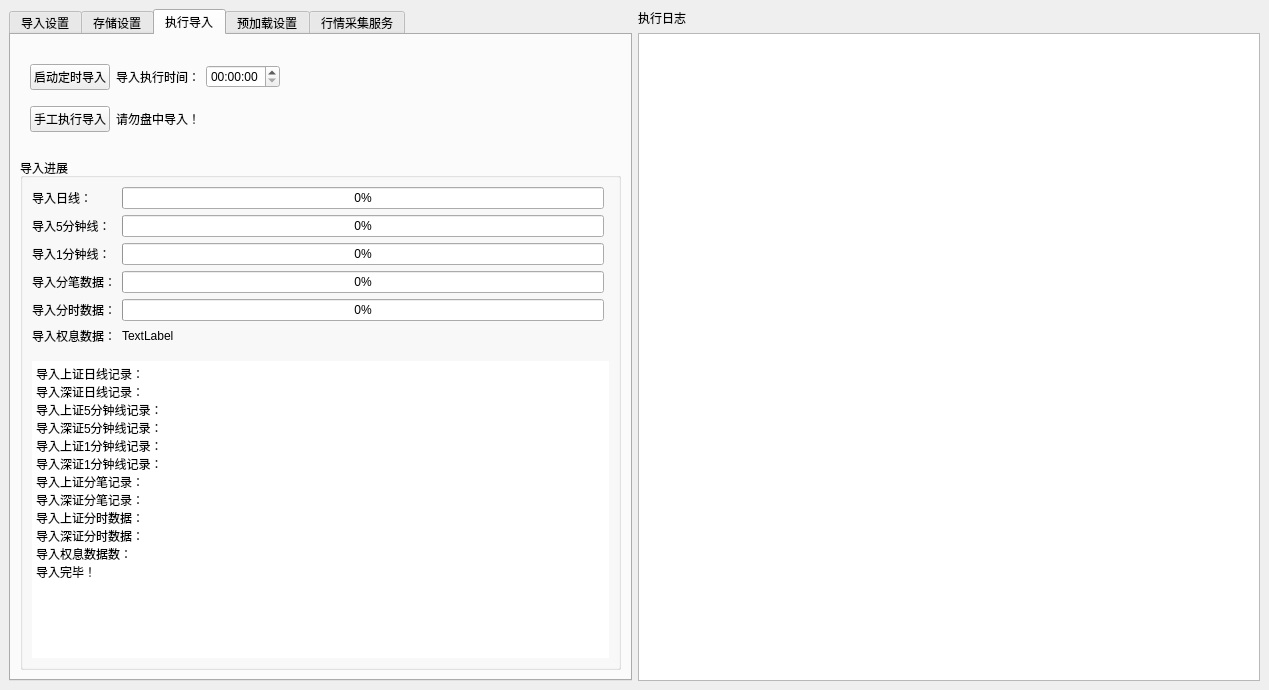
fasiondog/hikyuu, file hikyuu/gui/data/MainWindow.ui: the form before one commit.
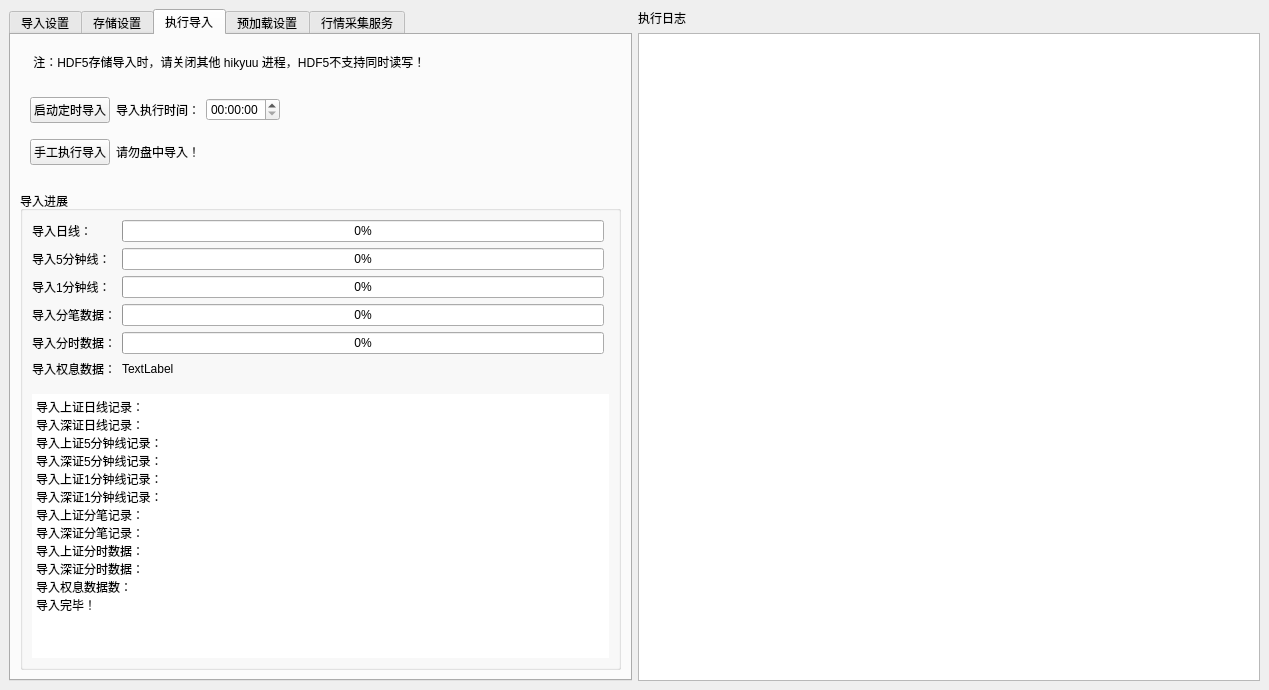
The form after the commit. The open tabs and pages were chosen to show the change.

Commit message: HikyuuTDX 增加提示信息

```diff
--- a/hikyuu/gui/data/MainWindow.ui
+++ b/hikyuu/gui/data/MainWindow.ui
@@ -739,6 +739,29 @@
         <string>执行导入</string>
        </attribute>
        <layout class="QVBoxLayout" name="verticalLayout_7">
+        <item>
+         <spacer name="verticalSpacer_20">
+          <property name="orientation">
+           <enum>Qt::Vertical</enum>
+          </property>
+          <property name="sizeType">
+           <enum>QSizePolicy::Fixed</enum>
+          </property>
+          <property name="sizeHint" stdset="0">
+           <size>
+            <width>20</width>
+            <height>9</height>
+           </size>
+          </property>
+         </spacer>
+        </item>
+        <item>
+         <widget class="QLabel" name="label_43">
+          <property name="text">
+           <string>    注：HDF5存储导入时，请关闭其他 hikyuu 进程，HDF5不支持同时读写！</string>
+          </property>
+         </widget>
+        </item>
         <item>
          <layout class="QHBoxLayout" name="horizontalLayout_11">
           <property name="leftMargin">
```
Left out of the diff: 4 changed lines with no effect on the pictures. The commit also changes 1 other file.
